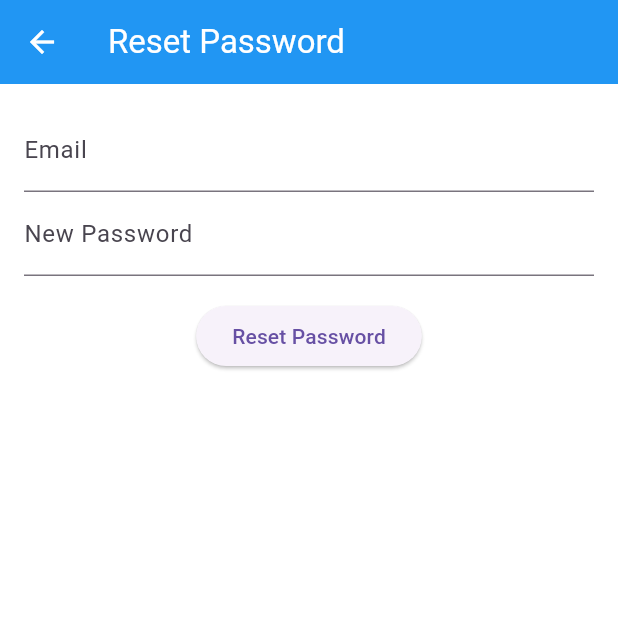
After one commit to Tooba-Sadia/NUTRI-GUARD, a Flutter app: the ResetPasswordScreen screen opened directly, on a phone screen of 412 x 824 dp, the top half of it. The commit adds this screen. Run offline on Flutter 3.47's test engine with Material 3 defaults, Android fonts, the phone set to English and light mode, and no system bars; our stand-ins replace camera, go_router, image_picker, permission_handler; missing offline and left inert: google_mlkit_text_recognition, mysql1, tflite_flutter; network calls fail.

Commit message:
forgot password option

```diff
--- /dev/null
+++ b/myapp/lib/screens/reset_password_screen.dart
@@ -0,0 +1,66 @@
+import 'package:flutter/material.dart';
+import 'package:http/http.dart' as http;
+import 'dart:convert';
+
+class ResetPasswordScreen extends StatefulWidget {
+  const ResetPasswordScreen({super.key});
+
+  @override
+  State<ResetPasswordScreen> createState() => _ResetPasswordScreenState();
+}
+
+class _ResetPasswordScreenState extends State<ResetPasswordScreen> {
+  final TextEditingController _emailController = TextEditingController();
+  final TextEditingController _passwordController = TextEditingController();
+  bool loading = false;
+
+  Future<void> _resetPassword() async {
+    setState(() => loading = true);
+    final response = await http.post(
+      Uri.parse('http://192.168.18.16:5000/reset_password'),
+      headers: {'Content-Type': 'application/json'},
+      body: jsonEncode({
+        'email': _emailController.text.trim(),
+        'new_password': _passwordController.text.trim(),
+      }),
+    );
+    setState(() => loading = false);
+    final data = jsonDecode(response.body);
+    ScaffoldMessenger.of(context).showSnackBar(
+      SnackBar(content: Text(data['message'] ?? 'Unknown error')),
+    );
+    if (data['status'] == 'success') {
+      Navigator.pop(context);
+    }
+  }
+
+  @override
+  Widget build(BuildContext context) {
+    return Scaffold(
+      appBar: AppBar(title: const Text('Reset Password')),
+      body: Padding(
+        padding: const EdgeInsets.all(16),
+        child: Column(
+          children: [
+            TextField(
+              controller: _emailController,
+              decoration: const InputDecoration(labelText: 'Email'),
+            ),
+            TextField(
+              controller: _passwordController,
+              decoration: const InputDecoration(labelText: 'New Password'),
+              obscureText: true,
+            ),
+            const SizedBox(height: 16),
+            loading
+                ? const CircularProgressIndicator()
+                : ElevatedButton(
+                    onPressed: _resetPassword,
+                    child: const Text('Reset Password'),
+                  ),
+          ],
+        ),
+      ),
+    );
+  }
+}
```
Also changed, not shown: myapp/lib/screens/login_screen.dart (+11 -0 lines), 1 other file.
